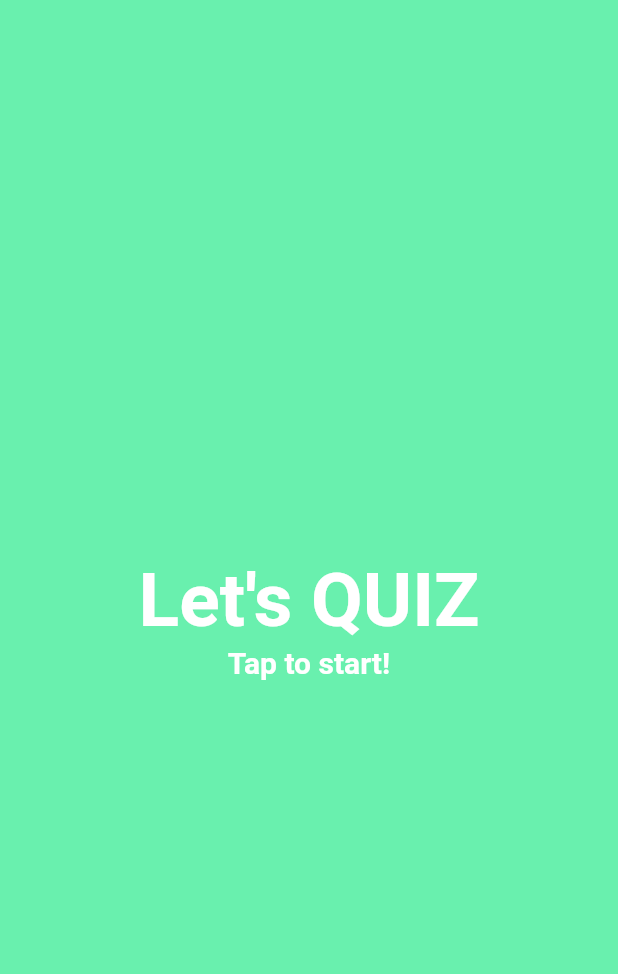
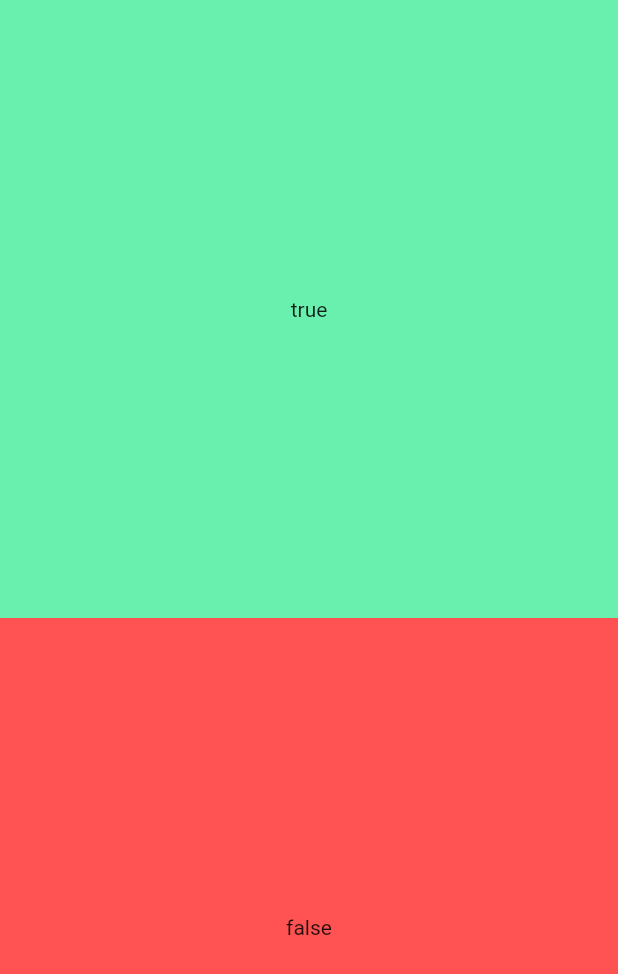
Before and after one commit to Ikanant/FlutterQuizApp, a Flutter app: the screen it shows after launch, on a phone screen of 412 x 824 dp. Shown: the top 974 px of the screen. Run offline on Flutter 3.47's test engine with Material 2 defaults, Android fonts, the phone set to English and light mode, and no system bars.

Commit message:
Added new widgets for quiz page. Created a new re-usable button

```diff
--- /dev/null
+++ b/lib/UI/answer_button.dart
@@ -0,0 +1,25 @@
+import 'package:flutter/material.dart';
+
+class AnswerButton extends StatelessWidget {
+  final bool _answer;
+  final VoidCallback _onTap;
+
+  AnswerButton (this._answer, this._onTap);
+
+  @override
+  Widget build(BuildContext context) {
+    String answerText = _answer ? "true" : "false";
+
+    return new Expanded(
+      child: new Material(
+        color: _answer ? Colors.greenAccent : Colors.redAccent,
+        child: new InkWell(
+          onTap: () => _onTap(),
+          child: new Center (child: new Container(
+            child: new Text(answerText),
+          ),)
+        )
+      ),
+    );
+  }
+}
--- a/lib/main.dart
+++ b/lib/main.dart
@@ -1,8 +1,9 @@
 import 'package:flutter/material.dart';
 import './pages/landing_page.dart';
+import './pages/quiz_page.dart';
 
 void main () {
   runApp(new MaterialApp(
-    home: new LandingPage()
+    home: new QuizPage()
   ));
 }
--- /dev/null
+++ b/lib/pages/quiz_page.dart
@@ -0,0 +1,25 @@
+import 'package:flutter/material.dart';
+import '../utils/quiz.dart';
+import '../utils/questions.dart';
+import '../UI/answer_button.dart';
+
+class QuizPage extends StatefulWidget {
+  @override
+  State createState() => new QuizPageState();
+}
+
+class QuizPageState extends State<QuizPage> {
+  @override
+  Widget build(BuildContext context){
+    return new Stack( // Similar to a coulmn. A Stack will stack widgets on TOP of each other
+      children: <Widget>[
+        new Column( // This is our main page
+        children: <Widget>[
+          new AnswerButton(true, () => print("You answered true")),
+          new AnswerButton(false,() => print("You answered false"))
+        ],
+        ),
+      ]
+    );
+  }
+}
```
Also changed, not shown: lib/utils/questions.dart (added, +11 -0 lines), lib/utils/quiz.dart (added, +30 -0 lines).
